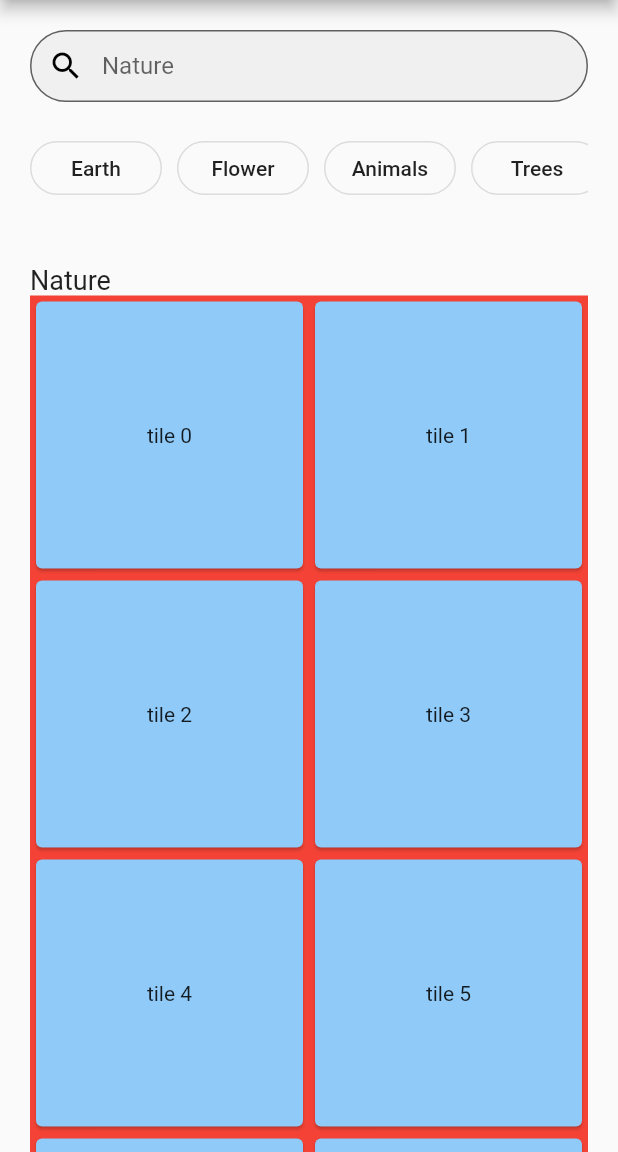
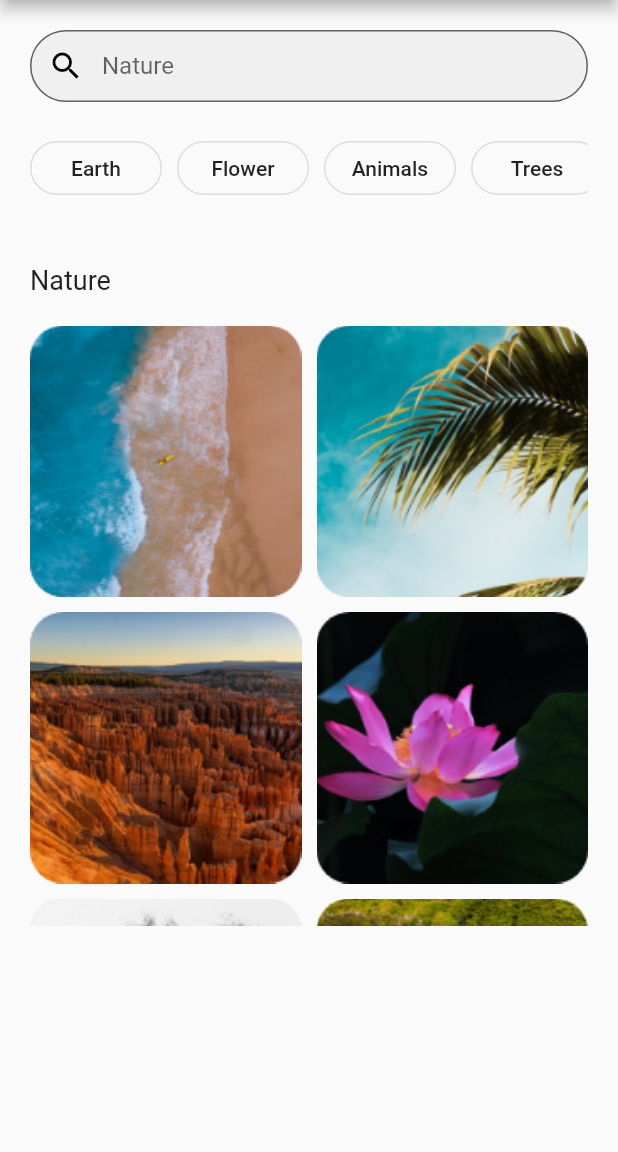
Before and after one commit to santoshanand/unsplash, a Flutter app: the Search screen opened directly, on a phone screen of 412 x 824 dp, the part 84-1236 px from its top. Run offline on Flutter 3.47's test engine with Material 2 defaults, Android fonts, the phone set to English and light mode, and no system bars; our stand-ins replace flutter_svg.

Commit message:
Added screen shot of application

```diff
--- a/lib/src/app.dart
+++ b/lib/src/app.dart
@@ -1,15 +1,12 @@
 import 'package:flutter/material.dart';
-import 'package:unsplash/src/pages/home/home.dart';
 import 'package:unsplash/src/pages/login/login.dart';
-import 'package:unsplash/src/pages/search/search.dart';
 
 class App extends StatelessWidget {
   @override
   Widget build(BuildContext context) {
     return MaterialApp(
       debugShowCheckedModeBanner: false,
-      // home: Login(),
-      home: Search(),
+      home: Login(),
     );
   }
 }
--- a/lib/src/pages/search/search.dart
+++ b/lib/src/pages/search/search.dart
@@ -1,7 +1,5 @@
 import 'package:flutter/material.dart';
 import 'package:flutter_svg/flutter_svg.dart';
-import 'package:unsplash/src/pages/home/widgets/day_view.dart';
-import 'package:unsplash/src/pages/home/widgets/follow_view.dart';
 import 'package:unsplash/src/pages/home/widgets/search_input.dart';
 import 'package:unsplash/src/pages/search/widgets/button_row.dart';
 import 'package:unsplash/src/pages/search/widgets/grid_tiles.dart';
@@ -56,6 +54,7 @@ class _SearchState extends State<Search> {
                     fontSize: 18,
                   ),
                 ),
+                VGap(),
                 GridTiles(),
               ],
             ),
--- a/lib/src/pages/search/widgets/grid_tiles.dart
+++ b/lib/src/pages/search/widgets/grid_tiles.dart
@@ -7,21 +7,27 @@ class GridTiles extends StatefulWidget {
 }
 
 class _GridTilesState extends State<GridTiles> {
+  var images = [
+    'assets/images/png/11.png',
+    'assets/images/png/22.png',
+    'assets/images/png/3.png',
+    'assets/images/png/4.png',
+    'assets/images/png/5.png',
+    'assets/images/png/6.png',
+  ];
   @override
   Widget build(BuildContext context) {
     return Container(
-      height: MediaQuery.of(context).size.height,
-      color: Colors.red,
+      height: 400,
       child: GridView.count(
         crossAxisCount: 2,
-        children: List<Widget>.generate(16, (index) {
-          print('Herer' + index.toString());
+        crossAxisSpacing: 10,
+        mainAxisSpacing: 10,
+        children: List<Widget>.generate(6, (index) {
           return GridTile(
-            child: Card(
-              color: Colors.blue.shade200,
-              child: Center(
-                child: Text('tile $index'),
-              ),
+            child: Image.asset(
+              images[index],
+              fit: BoxFit.fill,
             ),
           );
         }),
```
Also changed, not shown: lib/src/pages/home/widgets/follow_view.dart (+7 -1 lines), lib/src/pages/login/widgets/button.dart (+7 -1 lines), 4 other files.
